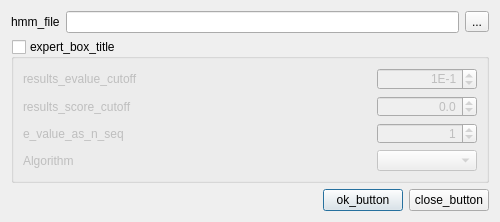
violethaze74/ugene, file src/plugins_3rdparty/hmm2/src/u_search/ui/HMMSearchDialog.ui: the form before one commit.
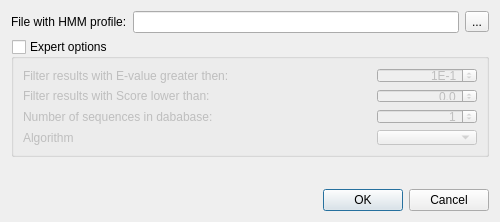
The form after the commit.

Commit message: Help system for all dialogs, UI improvements for all dialogs.

Diff of the .ui file:
```diff
--- a/src/plugins_3rdparty/hmm2/src/u_search/ui/HMMSearchDialog.ui
+++ b/src/plugins_3rdparty/hmm2/src/u_search/ui/HMMSearchDialog.ui
@@ -28,9 +28,9 @@
    <item>
     <layout class="QHBoxLayout" name="horizontalLayout_2" >
      <item>
-      <widget class="QLabel" name="label" >
-       <property name="text" >
-        <string>hmm_file</string>
+      <widget class="QLabel" name="label">
+       <property name="text">
+        <string>File with HMM profile:</string>
        </property>
       </widget>
      </item>
@@ -54,8 +54,8 @@
        <verstretch>0</verstretch>
       </sizepolicy>
      </property>
-     <property name="title" >
-      <string>expert_box_title</string>
+     <property name="title">
+      <string>Expert options</string>
      </property>
      <property name="checkable" >
       <bool>true</bool>
@@ -75,8 +75,8 @@
         <property name="whatsThis" >
          <string>results_evalue_cutoff_tip</string>
         </property>
-        <property name="text" >
-         <string>results_evalue_cutoff</string>
+        <property name="text">
+         <string>Filter results with E-value greater then:</string>
         </property>
        </widget>
       </item>
@@ -117,8 +117,8 @@
         <property name="whatsThis" >
          <string>results_score_cutoff_tip</string>
         </property>
-        <property name="text" >
-         <string>results_score_cutoff</string>
+        <property name="text">
+         <string>Filter results with Score lower than:</string>
         </property>
        </widget>
       </item>
@@ -208,8 +208,8 @@
         <property name="whatsThis" >
          <string>e_value_as_nsec_tip</string>
         </property>
-        <property name="text" >
-         <string>e_value_as_n_seq</string>
+        <property name="text">
+         <string>Number of sequences in dababase:</string>
         </property>
        </widget>
       </item>
@@ -315,22 +315,15 @@
        </property>
       </spacer>
      </item>
-     <item>
-      <widget class="QPushButton" name="okButton" >
-       <property name="text" >
-        <string>ok_button</string>
-       </property>
-      </widget>
-     </item>
-     <item>
-      <widget class="QPushButton" name="cancelButton" >
-       <property name="text" >
-        <string>close_button</string>
-       </property>
-      </widget>
-     </item>
     </layout>
    </item>
+   <item>
+    <widget class="QDialogButtonBox" name="buttonBox">
+     <property name="standardButtons">
+      <set>QDialogButtonBox::Cancel|QDialogButtonBox::Ok</set>
+     </property>
+    </widget>
+   </item>
   </layout>
  </widget>
  <resources/>
```
Left out of the diff: 257 changed lines with no effect on the pictures. The commit also changes 309 other files.
